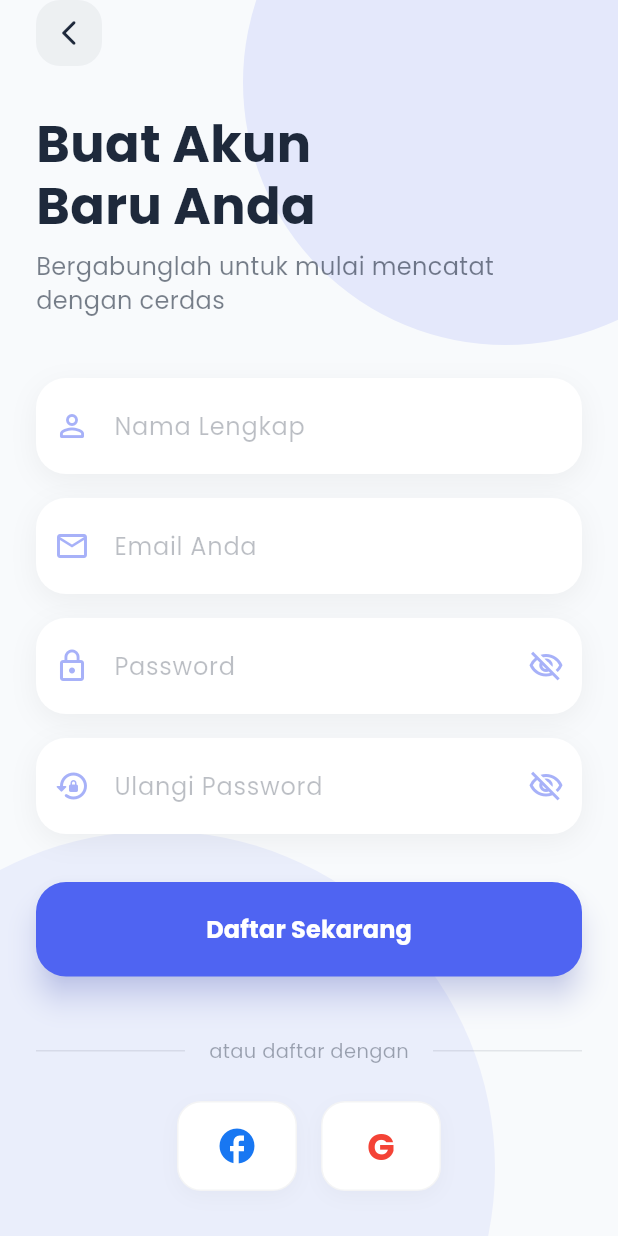
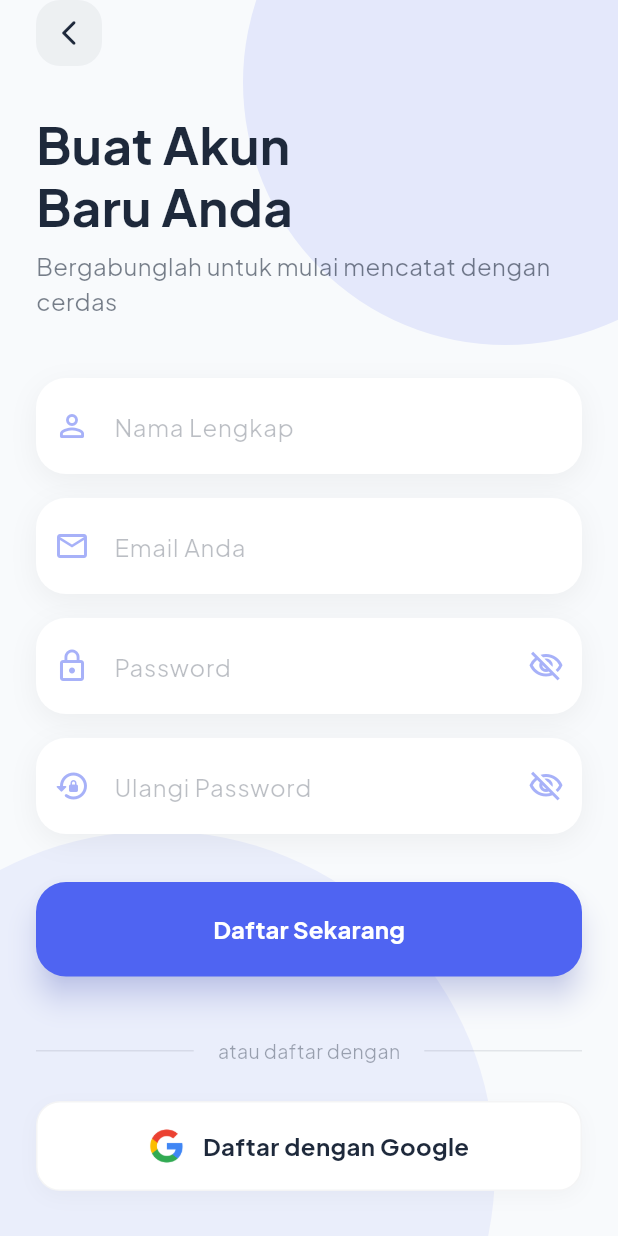
Before and after one commit to VinzSatoru/smart_notes_ai, a Flutter app: the screen it shows after launch, after a tap on "Daftar Sekarang", on a phone screen of 412 x 824 dp. Run offline on Flutter 3.47's test engine with Material 3 defaults, Android fonts, the phone set to English and light mode, and no system bars; our stand-ins replace animate_do, avatar_glow, dartz, equatable, flutter_bloc, flutter_dotenv and 8 more; missing offline and left inert: flutter_quill, mailer, record.

Commit message:
feat: Implement Google OAuth2 login and remove Facebook

```diff
--- a/smart_notes_ai/lib/core/theme/app_theme.dart
+++ b/smart_notes_ai/lib/core/theme/app_theme.dart
@@ -28,7 +28,7 @@ class AppTheme {
         onSurface: lightTextPrimary,
         onSurfaceVariant: lightTextSecondary,
       ),
-      textTheme: GoogleFonts.poppinsTextTheme().apply(
+      textTheme: GoogleFonts.plusJakartaSansTextTheme().apply(
         bodyColor: lightTextPrimary,
         displayColor: lightTextPrimary,
       ),
@@ -58,7 +58,7 @@ class AppTheme {
         onSurface: darkTextPrimary,
         onSurfaceVariant: darkTextSecondary,
       ),
-      textTheme: GoogleFonts.poppinsTextTheme().apply(
+      textTheme: GoogleFonts.plusJakartaSansTextTheme().apply(
         bodyColor: darkTextPrimary,
         displayColor: darkTextPrimary,
       ),
--- a/smart_notes_ai/lib/features/auth/domain/repositories/auth_repository.dart
+++ b/smart_notes_ai/lib/features/auth/domain/repositories/auth_repository.dart
@@ -4,6 +4,7 @@ import '../entities/user.dart';
 
 abstract class AuthRepository {
   Future<Either<Failure, User>> login(String email, String password);
+  Future<Either<Failure, User>> loginWithGoogle();
   Future<Either<Failure, User>> register(String name, String email, String password, String passwordConfirm);
   Future<Either<Failure, void>> logout();
   Future<Either<Failure, User>> getCurrentUser();
--- /dev/null
+++ b/smart_notes_ai/lib/features/auth/domain/usecases/login_with_google_usecase.dart
@@ -0,0 +1,14 @@
+import 'package:dartz/dartz.dart';
+import '../../../../core/errors/failures.dart';
+import '../entities/user.dart';
+import '../repositories/auth_repository.dart';
+
+class LoginWithGoogleUseCase {
+  final AuthRepository repository;
+
+  LoginWithGoogleUseCase(this.repository);
+
+  Future<Either<Failure, User>> execute() {
+    return repository.loginWithGoogle();
+  }
+}
--- a/smart_notes_ai/lib/features/auth/presentation/bloc/auth_bloc.dart
+++ b/smart_notes_ai/lib/features/auth/presentation/bloc/auth_bloc.dart
@@ -5,6 +5,7 @@ import '../../domain/usecases/register_usecase.dart';
 import '../../domain/usecases/logout_usecase.dart';
 import '../../domain/usecases/get_current_user_usecase.dart';
 import '../../domain/usecases/request_password_reset_usecase.dart';
+import '../../domain/usecases/login_with_google_usecase.dart';
 import 'auth_event.dart';
 import 'auth_state.dart';
 
@@ -16,6 +17,7 @@ class AuthBloc extends Bloc<AuthEvent, AuthState> {
   final LogoutUseCase logoutUseCase;
   final GetCurrentUserUseCase getCurrentUserUseCase;
   final RequestPasswordResetUseCase requestPasswordResetUseCase;
+  final LoginWithGoogleUseCase loginWithGoogleUseCase;
   final EmailService emailService = EmailService();
 
   AuthBloc({
@@ -24,14 +26,28 @@ class AuthBloc extends Bloc<AuthEvent, AuthState> {
     required this.logoutUseCase,
     required this.getCurrentUserUseCase,
     required this.requestPasswordResetUseCase,
+    required this.loginWithGoogleUseCase,
   }) : super(AuthInitial()) {
     on<LoginRequested>(_onLoginRequested);
+    on<GoogleLoginRequested>(_onGoogleLoginRequested);
     on<RegisterRequested>(_onRegisterRequested);
     on<LogoutRequested>(_onLogoutRequested);
     on<AuthRefreshUserRequested>(_onRefreshUser);
     on<SendOtpRequested>(_onSendOtpRequested);
     on<VerifyOtpRequested>(_onVerifyOtpRequested);
     on<ForgotPasswordRequested>(_onForgotPasswordRequested);
+  }
+
+  Future<void> _onGoogleLoginRequested(
+    GoogleLoginRequested event,
+    Emitter<AuthState> emit,
+  ) async {
+    emit(AuthLoading());
+    final result = await loginWithGoogleUseCase.execute();
+    result.fold(
+      (failure) => emit(AuthError(message: failure.message)),
+      (user) => emit(Authenticated(user: user)),
+    );
   }
 
   Future<void> _onForgotPasswordRequested(
--- a/smart_notes_ai/lib/features/auth/presentation/bloc/auth_event.dart
+++ b/smart_notes_ai/lib/features/auth/presentation/bloc/auth_event.dart
@@ -77,3 +77,5 @@ class ForgotPasswordRequested extends AuthEvent {
   @override
   List<Object> get props => [email];
 }
+
+class GoogleLoginRequested extends AuthEvent {}
--- a/smart_notes_ai/lib/features/auth/presentation/pages/login_screen.dart
+++ b/smart_notes_ai/lib/features/auth/presentation/pages/login_screen.dart
@@ -249,13 +249,11 @@ class _LoginScreenState extends State<LoginScreen> {
                                 ],
                               ),
                               const SizedBox(height: 24),
-                              Row(
-                                mainAxisAlignment: MainAxisAlignment.center,
-                                children: [
-                                  _buildSocialButton(Icons.facebook, const Color(0xFF1877F2)),
-                                  const SizedBox(width: 16),
-                                  _buildSocialButton('G', Colors.red, isGoogle: true),
-                                ],
+                              GestureDetector(
+                                onTap: () {
+                                  context.read<AuthBloc>().add(GoogleLoginRequested());
+                                },
+                                child: _buildSocialButton('Masuk dengan Google', Colors.red, isGoogle: true, width: double.infinity),
                               ),
                               const SizedBox(height: 40),
                               Row(
@@ -346,9 +344,9 @@ class _LoginScreenState extends State<LoginScreen> {
     );
   }
 
-  Widget _buildSocialButton(dynamic icon, Color iconColor, {bool isGoogle = false}) {
+  Widget _buildSocialButton(dynamic icon, Color iconColor, {bool isGoogle = false, double width = 80}) {
     return Container(
-      width: 80,
+      width: width,
       height: 60,
       decoration: BoxDecoration(
         color: cardColor,
@@ -364,9 +362,16 @@ class _LoginScreenState extends State<LoginScreen> {
       ),
       child: Center(
         child: isGoogle
-            ? Text(
-                icon,
-                style: TextStyle(color: iconColor, fontWeight: FontWeight.bold, fontSize: 24),
+            ? Row(
+                mainAxisAlignment: MainAxisAlignment.center,
+                children: [
+                  Image.asset('assets/images/google_logo.png', width: 24, height: 24),
+                  const SizedBox(width: 12),
+                  Text(
+                    icon,
+                    style: TextStyle(color: navyColor, fontWeight: FontWeight.bold, fontSize: 16),
+                  ),
+                ],
               )
             : Icon(icon, color: iconColor, size: 28),
       ),
--- a/smart_notes_ai/lib/features/auth/presentation/pages/register_screen.dart
+++ b/smart_notes_ai/lib/features/auth/presentation/pages/register_screen.dart
@@ -254,13 +254,11 @@ class _RegisterScreenState extends State<RegisterScreen> {
                                 ],
                               ),
                               const SizedBox(height: 24),
-                              Row(
-                                mainAxisAlignment: MainAxisAlignment.center,
-                                children: [
-                                  _buildSocialButton(Icons.facebook, const Color(0xFF1877F2)),
-                                  const SizedBox(width: 16),
-                                  _buildSocialButton('G', Colors.red, isGoogle: true),
-                                ],
+                              GestureDetector(
+                                onTap: () {
+                                  context.read<AuthBloc>().add(GoogleLoginRequested());
+                                },
+                                child: _buildSocialButton('Daftar dengan Google', Colors.red, isGoogle: true, width: double.infinity),
                               ),
                               const SizedBox(height: 40),
                               Row(
@@ -347,9 +345,9 @@ class _RegisterScreenState extends State<RegisterScreen> {
     );
   }
 
-  Widget _buildSocialButton(dynamic icon, Color iconColor, {bool isGoogle = false}) {
+  Widget _buildSocialButton(dynamic icon, Color iconColor, {bool isGoogle = false, double width = 80}) {
     return Container(
-      width: 80,
+      width: width,
       height: 60,
       decoration: BoxDecoration(
         color: cardColor,
@@ -365,9 +363,16 @@ class _RegisterScreenState extends State<RegisterScreen> {
       ),
       child: Center(
         child: isGoogle
-            ? Text(
-                icon,
-                style: TextStyle(color: iconColor, fontWeight: FontWeight.bold, fontSize: 24),
+            ? Row(
+                mainAxisAlignment: MainAxisAlignment.center,
+                children: [
+                  Image.asset('assets/images/google_logo.png', width: 24, height: 24),
+                  const SizedBox(width: 12),
+                  Text(
+                    icon,
+                    style: TextStyle(color: navyColor, fontWeight: FontWeight.bold, fontSize: 16),
+                  ),
+                ],
               )
             : Icon(icon, color: iconColor, size: 28),
       ),
--- a/smart_notes_ai/lib/injection_container.dart
+++ b/smart_notes_ai/lib/injection_container.dart
@@ -8,6 +8,7 @@ import 'package:smart_notes_ai/features/auth/domain/usecases/register_usecase.da
 import 'package:smart_notes_ai/features/auth/domain/usecases/logout_usecase.dart';
 import 'package:smart_notes_ai/features/auth/domain/usecases/get_current_user_usecase.dart';
 import 'package:smart_notes_ai/features/auth/domain/usecases/request_password_reset_usecase.dart';
+import 'package:smart_notes_ai/features/auth/domain/usecases/login_with_google_usecase.dart';
 import 'package:smart_notes_ai/features/auth/presentation/bloc/auth_bloc.dart';
 
 import 'package:smart_notes_ai/core/services/audio_recorder_service.dart';
@@ -54,6 +55,7 @@ Future<void> init() async {
       logoutUseCase: sl(),
       getCurrentUserUseCase: sl(),
       requestPasswordResetUseCase: sl(),
+      loginWithGoogleUseCase: sl(),
     ),
   );
 
@@ -63,6 +65,7 @@ Future<void> init() async {
   sl.registerLazySingleton(() => LogoutUseCase(sl()));
   sl.registerLazySingleton(() => GetCurrentUserUseCase(sl()));
   sl.registerLazySingleton(() => RequestPasswordResetUseCase(sl()));
+  sl.registerLazySingleton(() => LoginWithGoogleUseCase(sl()));
 
   // Repository
   sl.registerLazySingleton<AuthRepository>(
--- a/smart_notes_ai/lib/services/pocketbase_service.dart
+++ b/smart_notes_ai/lib/services/pocketbase_service.dart
@@ -3,7 +3,7 @@ import 'package:pocketbase/pocketbase.dart';
 class PocketBaseService {
   // Gunakan 10.0.2.2 untuk Emulator Android Studio.
   // Jika menggunakan HP Fisik, ganti kembali ke 127.0.0.1 dan jalankan `adb reverse tcp:8090 tcp:8090`
-  static const String baseUrl = 'http://10.197.60.207:8090';
+  static const String baseUrl = 'http://127.0.0.1:8090';
 
   late final PocketBase pb;
 
--- a/smart_notes_ai/pubspec.yaml
+++ b/smart_notes_ai/pubspec.yaml
@@ -56,6 +56,8 @@ dependencies:
   image_picker: ^0.8.9
   crypto: ^3.0.7
   mailer: ^7.1.0
+  shimmer: ^3.0.0
+  url_launcher: ^6.3.0
 
 dev_dependencies:
   flutter_test:
```
Also changed, not shown: smart_notes_ai/lib/features/auth/data/datasources/auth_remote_data_source.dart (+14 -0 lines), smart_notes_ai/lib/features/auth/data/repositories/auth_repository_impl.dart (+12 -0 lines), smart_notes_ai/lib/features/notes/presentation/pages/home_screen.dart (+23 -1 lines), smart_notes_ai/lib/features/notes/presentation/pages/note_editor_screen.dart (+26 -2 lines), smart_notes_ai/lib/features/notes/presentation/widgets/note_card.dart (+10 -2 lines), smart_notes_ai/assets/images/google_logo.png (added), smart_notes_ai/assets/images/google_logo.svg (added), smart_notes_ai/pubspec.lock, 1 other file.
